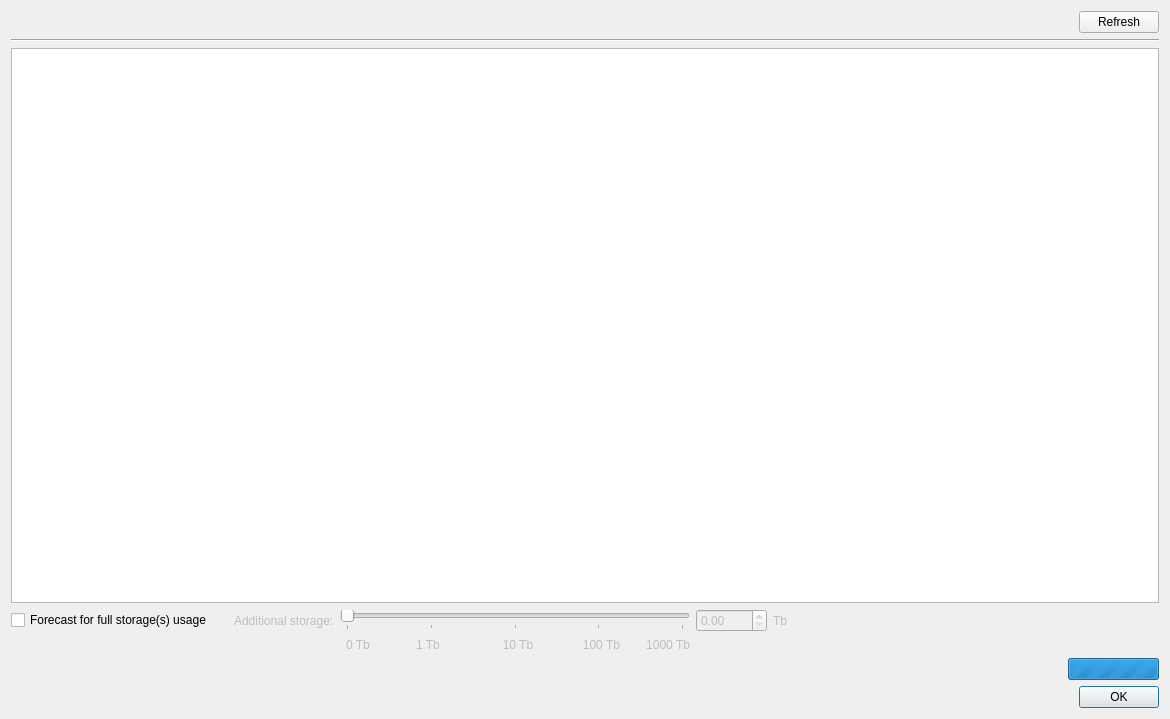
Above: client/src/ui/dialogs/recording_stats_dialog.ui from networkoptix/nx_open before the change. Below: the same form after it.
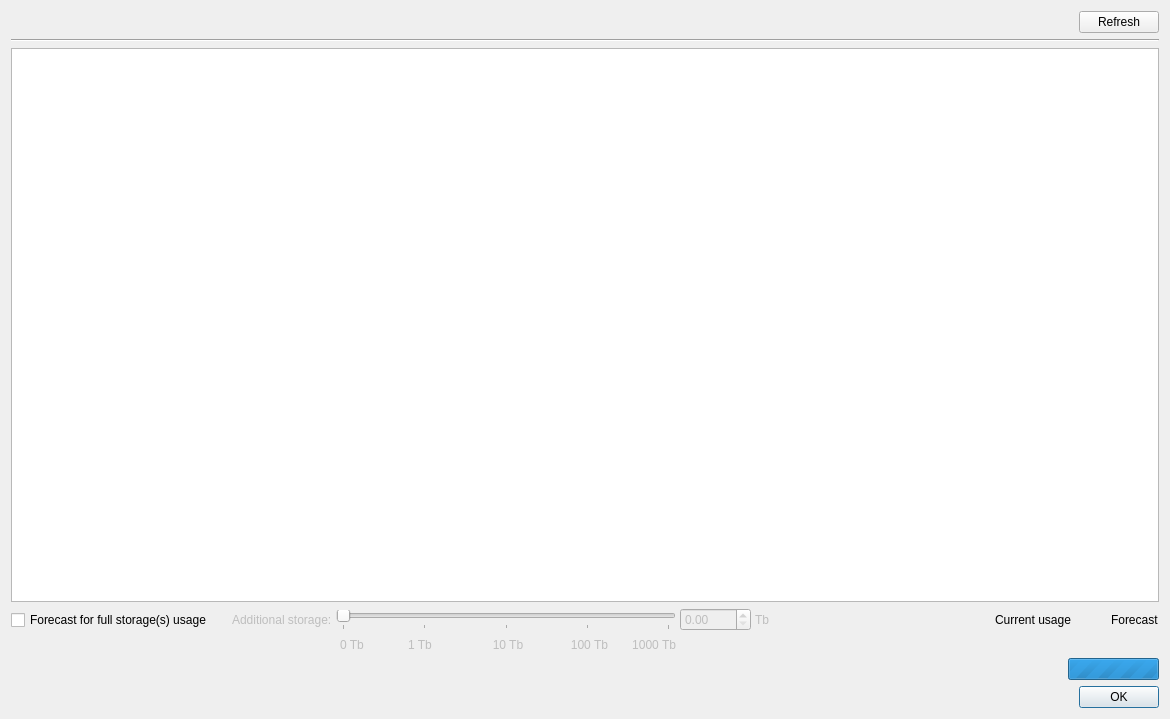
That is the form after the change. Custom widgets are drawn as their Qt base class.

Commit message:
(#VMS-366) - Add tooltips to the Recording statistics dialog
<==== Mercurial data ====>
Branch: dev_2.4.0

Patch:
```diff
--- a/client/src/ui/dialogs/recording_stats_dialog.ui
+++ b/client/src/ui/dialogs/recording_stats_dialog.ui
@@ -143,6 +143,9 @@
    </item>
    <item>
     <layout class="QGridLayout" name="gridLayoutForecast">
+     <property name="horizontalSpacing">
+      <number>4</number>
+     </property>
      <item row="1" column="6">
       <widget class="QLabel" name="label_5">
        <property name="enabled">
@@ -185,19 +188,6 @@
        </property>
       </widget>
      </item>
-     <item row="0" column="11" rowspan="2">
-      <spacer name="horizontalSpacer_2">
-       <property name="orientation">
-        <enum>Qt::Horizontal</enum>
-       </property>
-       <property name="sizeHint" stdset="0">
-        <size>
-         <width>40</width>
-         <height>20</height>
-        </size>
-       </property>
-      </spacer>
-     </item>
      <item row="1" column="4">
       <widget class="QLabel" name="label_3">
        <property name="enabled">
@@ -323,6 +313,87 @@
        </property>
       </widget>
      </item>
+     <item row="0" column="15">
+      <widget class="QLabel" name="labelForecastColor">
+       <property name="sizePolicy">
+        <sizepolicy hsizetype="Fixed" vsizetype="Fixed">
+         <horstretch>0</horstretch>
+         <verstretch>0</verstretch>
+        </sizepolicy>
+       </property>
+       <property name="minimumSize">
+        <size>
+         <width>24</width>
+         <height>24</height>
+        </size>
+       </property>
+       <property name="text">
+        <string/>
+       </property>
+      </widget>
+     </item>
+     <item row="0" column="13">
+      <widget class="QLabel" name="label_8">
+       <property name="text">
+        <string>Current usage</string>
+       </property>
+      </widget>
+     </item>
+     <item row="0" column="11">
+      <spacer name="horizontalSpacer_2">
+       <property name="orientation">
+        <enum>Qt::Horizontal</enum>
+       </property>
+       <property name="sizeHint" stdset="0">
+        <size>
+         <width>40</width>
+         <height>20</height>
+        </size>
+       </property>
+      </spacer>
+     </item>
+     <item row="0" column="12">
+      <widget class="QLabel" name="labelUsageColor">
+       <property name="sizePolicy">
+        <sizepolicy hsizetype="Fixed" vsizetype="Fixed">
+         <horstretch>0</horstretch>
+         <verstretch>0</verstretch>
+        </sizepolicy>
+       </property>
+       <property name="minimumSize">
+        <size>
+         <width>24</width>
+         <height>24</height>
+        </size>
+       </property>
+       <property name="text">
+        <string/>
+       </property>
+      </widget>
+     </item>
+     <item row="0" column="16">
+      <widget class="QLabel" name="label_10">
+       <property name="text">
+        <string>Forecast</string>
+       </property>
+      </widget>
+     </item>
+     <item row="0" column="14">
+      <spacer name="horizontalSpacer_5">
+       <property name="orientation">
+        <enum>Qt::Horizontal</enum>
+       </property>
+       <property name="sizeType">
+        <enum>QSizePolicy::Fixed</enum>
+       </property>
+       <property name="sizeHint" stdset="0">
+        <size>
+         <width>8</width>
+         <height>20</height>
+        </size>
+       </property>
+      </spacer>
+     </item>
     </layout>
    </item>
    <item>
```
The commit also changes 6 other files.
